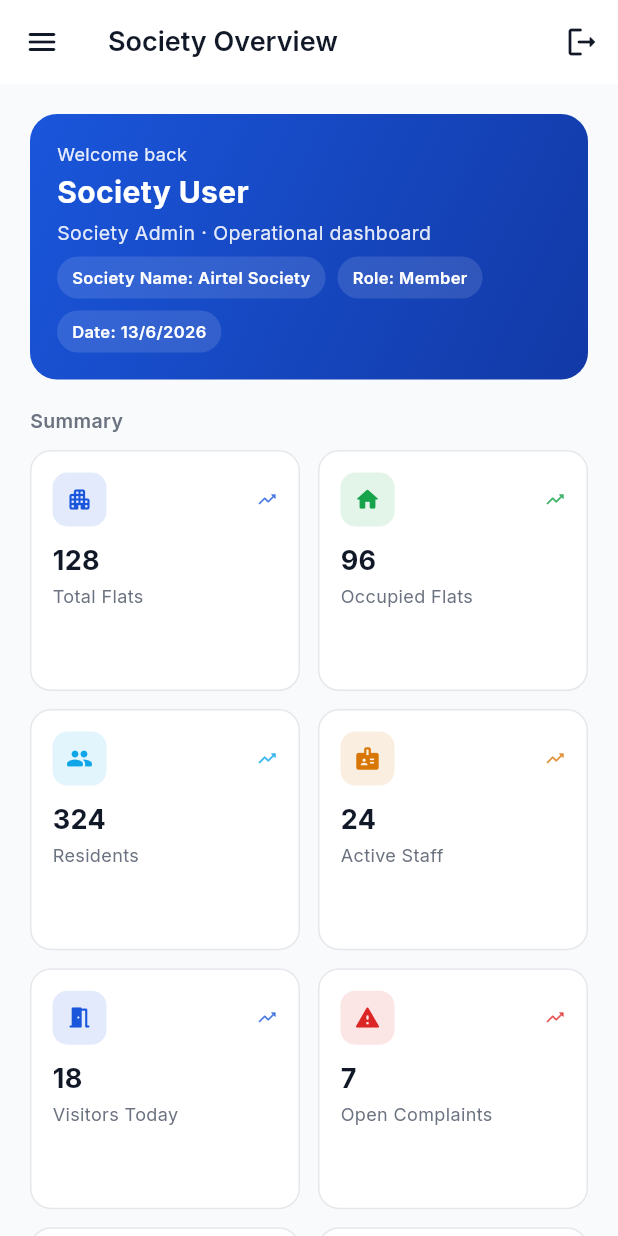
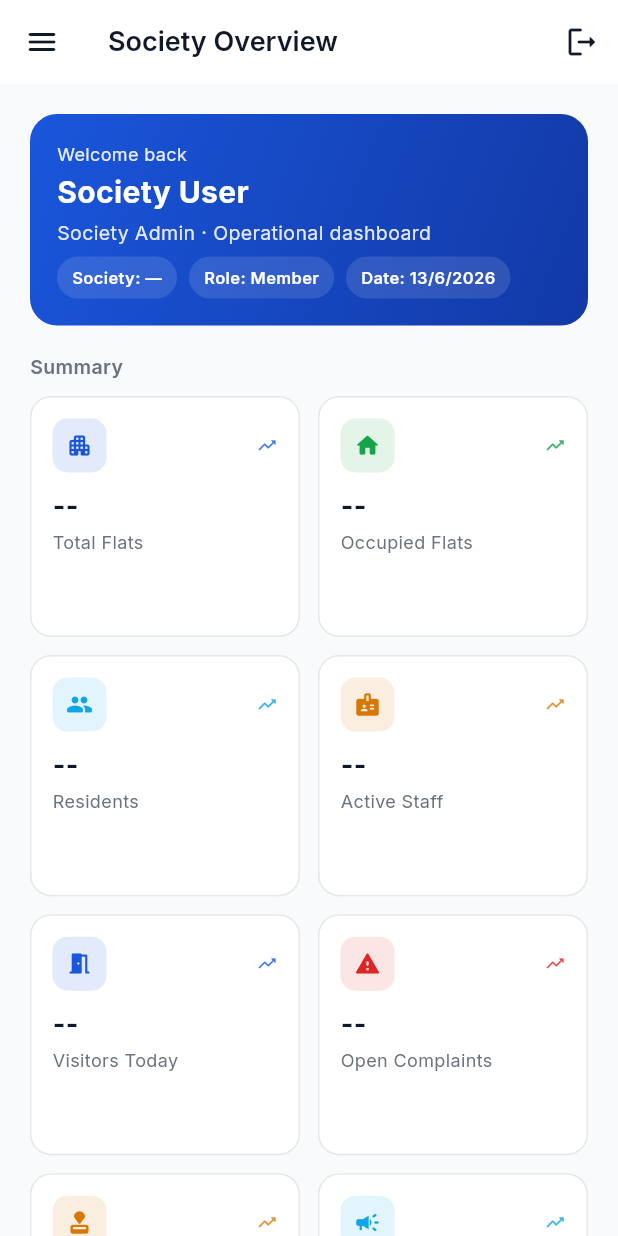
Before and after one commit to nitinshendgeai/AR_SOCIETY_APP, a Flutter app: the AdminDashboardScreen screen opened by its route, on a phone screen of 412 x 824 dp. Run offline on Flutter 3.47's test engine with Material 3 defaults, Android fonts, the phone set to English and light mode, and no system bars; our stand-ins replace dio, flutter_dotenv, flutter_riverpod, flutter_secure_storage, go_router, google_fonts and 2 more; accounts and stored records are empty; network calls fail.

Commit message:
fix: replace hardcoded dashboard values with society-scoped live data
Problem: every dashboard was showing fake static numbers (e.g. '128 flats',
'24 staff', 'Airtel Society') regardless of which society was logged in.
All real API calls were already correctly filtered by society_id — the issue
was only in the presentation layer.

Changes:
- _GreetingCard: now ConsumerWidget; society name fetched from
  societyInfoProvider (GET /societies/) instead of hardcoded 'Airtel Society'
- societyInfoProvider added (trial_status_provider.dart) — fetches the
  authenticated user's society and exposes name + totalFlats
- Admin Dashboard: Total Flats from societyInfoProvider.totalFlats,
  Active Staff count from staffListProvider; remaining cards show '--'
- Committee Dashboard: Staff count live from staffListProvider; rest '--'
- Security Dashboard: visitor/parking counts corrected to '--' (not live yet)
- Resident Dashboard: all summary values corrected to '--' (not live yet)
- Removed fake operational panels with hardcoded person names
  (A. Khan, Neha Verma, etc.) from Admin Dashboard
- backend/app/schemas/user.py: removed duplicate Optional[object] society_id
  field declaration (Pydantic v2 was using the second UUID one anyway)

https://claude.ai/code/session_012DsKm4gwr1hqHyxDYckb4N

```diff
--- a/mobile/lib/features/dashboard/role_dashboards.dart
+++ b/mobile/lib/features/dashboard/role_dashboards.dart
@@ -110,15 +110,18 @@ class _MenuItem {
   const _MenuItem(this.label, this.icon, this.route);
 }
 
-class _GreetingCard extends StatelessWidget {
+class _GreetingCard extends ConsumerWidget {
   final UserEntity? user;
   final String subtitle;
 
   const _GreetingCard({required this.user, required this.subtitle});
 
   @override
-  Widget build(BuildContext context) {
+  Widget build(BuildContext context, WidgetRef ref) {
     final today = DateTime.now();
+    final societyAsync = ref.watch(societyInfoProvider);
+    final societyName = societyAsync.valueOrNull?.name ?? '—';
+
     return Container(
       width: double.infinity,
       padding: const EdgeInsets.all(18),
@@ -143,7 +146,7 @@ class _GreetingCard extends StatelessWidget {
             spacing: 8,
             runSpacing: 8,
             children: [
-              _chip('Society Name', 'Airtel Society'),
+              _chip('Society', societyName),
               _chip('Role', user?.roles.firstOrNull ?? 'Member'),
               _chip('Date', '${today.day}/${today.month}/${today.year}'),
             ],
@@ -462,6 +465,18 @@ class AdminDashboardScreen extends ConsumerWidget {
       );
     }
 
+    // Live data
+    final societyAsync   = ref.watch(societyInfoProvider);
+    final societyInfo    = societyAsync.valueOrNull;
+    final staffListState = ref.watch(staffListProvider);
+    if (societyId != null && staffListState is StaffListInitial) {
+      WidgetsBinding.instance.addPostFrameCallback((_) {
+        ref.read(staffListProvider.notifier).load(societyId);
+      });
+    }
+    final totalFlats  = societyInfo?.totalFlats != null ? '${societyInfo!.totalFlats}' : '--';
+    final activeStaff = staffListState is StaffListLoaded ? '${staffListState.staff.length}' : '--';
+
     return _DashboardShell(
       title: 'Society Overview',
       children: [
@@ -477,15 +492,15 @@ class AdminDashboardScreen extends ConsumerWidget {
           crossAxisSpacing: 12,
           mainAxisSpacing: 12,
           childAspectRatio: 1.12,
-          children: const [
-            _SummaryCard(icon: Icons.apartment_rounded, label: 'Total Flats', value: '128', color: AppTheme.primary),
-            _SummaryCard(icon: Icons.home_rounded, label: 'Occupied Flats', value: '96', color: AppTheme.success),
-            _SummaryCard(icon: Icons.people_rounded, label: 'Residents', value: '324', color: AppTheme.secondary),
-            _SummaryCard(icon: Icons.badge_rounded, label: 'Active Staff', value: '24', color: AppTheme.warning),
-            _SummaryCard(icon: Icons.meeting_room_rounded, label: 'Visitors Today', value: '18', color: AppTheme.primary),
-            _SummaryCard(icon: Icons.report_problem_rounded, label: 'Open Complaints', value: '7', color: AppTheme.error),
-            _SummaryCard(icon: Icons.approval_rounded, label: 'Pending Approvals', value: '3', color: AppTheme.warning),
-            _SummaryCard(icon: Icons.campaign_rounded, label: 'Notice Count', value: '5', color: AppTheme.secondary),
+          children: [
+            _SummaryCard(icon: Icons.apartment_rounded, label: 'Total Flats', value: totalFlats, color: AppTheme.primary),
+            _SummaryCard(icon: Icons.home_rounded, label: 'Occupied Flats', value: '--', color: AppTheme.success),
+            _SummaryCard(icon: Icons.people_rounded, label: 'Residents', value: '--', color: AppTheme.secondary),
+            _SummaryCard(icon: Icons.badge_rounded, label: 'Active Staff', value: activeStaff, color: AppTheme.warning),
+            _SummaryCard(icon: Icons.meeting_room_rounded, label: 'Visitors Today', value: '--', color: AppTheme.primary),
+            _SummaryCard(icon: Icons.report_problem_rounded, label: 'Open Complaints', value: '--', color: AppTheme.error),
+            _SummaryCard(icon: Icons.approval_rounded, label: 'Pending Approvals', value: '--', color: AppTheme.warning),
+            _SummaryCard(icon: Icons.campaign_rounded, label: 'Notice Count', value: '--', color: AppTheme.secondary),
           ],
         ),
         const SizedBox(height: 18),
@@ -501,23 +516,6 @@ class AdminDashboardScreen extends ConsumerWidget {
           _QuickActionChip(icon: Icons.campaign_rounded, label: 'Add Notice', route: AppRoutes.complaintsCreate),
         ]),
         const SizedBox(height: 18),
-        _OperationalPanel(title: 'Recent Complaints', children: const [
-          _InfoTile(icon: Icons.receipt_long_rounded, title: 'CMP-1042', value: 'Water leakage · In progress', color: AppTheme.warning),
-          SizedBox(height: 8),
-          _InfoTile(icon: Icons.electric_bolt_rounded, title: 'CMP-1040', value: 'Power issue · Open', color: AppTheme.error),
-        ]),
-        const SizedBox(height: 12),
-        _OperationalPanel(title: 'Today\'s Visitors', children: const [
-          _InfoTile(icon: Icons.person_rounded, title: 'Ravi Sharma', value: 'Flat A-204 · Approved', color: AppTheme.primary),
-          SizedBox(height: 8),
-          _InfoTile(icon: Icons.person_outline_rounded, title: 'Neha Verma', value: 'Flat B-110 · Checked In', color: AppTheme.success),
-        ]),
-        const SizedBox(height: 12),
-        _OperationalPanel(title: 'Staff On Duty', children: const [
-          _InfoTile(icon: Icons.badge_rounded, title: 'A. Khan', value: 'Security · Night Shift', color: AppTheme.secondary),
-          SizedBox(height: 8),
-          _InfoTile(icon: Icons.cleaning_services_rounded, title: 'M. Rao', value: 'Housekeeping · Morning Shift', color: AppTheme.warning),
-        ]),
         const SizedBox(height: 18),
         _StatusBar(user: user),
       ],
@@ -533,6 +531,16 @@ class CommitteeDashboardScreen extends ConsumerWidget {
   @override
   Widget build(BuildContext context, WidgetRef ref) {
     final user = ref.watch(currentUserProvider);
+    final societyId = user?.societyId;
+
+    final staffListState = ref.watch(staffListProvider);
+    if (societyId != null && staffListState is StaffListInitial) {
+      WidgetsBinding.instance.addPostFrameCallback((_) {
+        ref.read(staffListProvider.notifier).load(societyId);
+      });
+    }
+    final staffCount = staffListState is StaffListLoaded ? '${staffListState.staff.length}' : '--';
+
     return _DashboardShell(
       title: 'Chairman Dashboard',
       children: [
@@ -547,11 +555,11 @@ class CommitteeDashboardScreen extends ConsumerWidget {
           crossAxisSpacing: 12,
           mainAxisSpacing: 12,
           childAspectRatio: 1.12,
-          children: const [
-            _SummaryCard(icon: Icons.report_problem_rounded, label: 'Complaints', value: '7', color: AppTheme.error),
-            _SummaryCard(icon: Icons.campaign_rounded, label: 'Notices', value: '5', color: AppTheme.primary),
-            _SummaryCard(icon: Icons.approval_rounded, label: 'Approvals', value: '3', color: AppTheme.warning),
-            _SummaryCard(icon: Icons.people_rounded, label: 'Staff', value: '24', color: AppTheme.secondary),
+          children: [
+            _SummaryCard(icon: Icons.report_problem_rounded, label: 'Complaints', value: '--', color: AppTheme.error),
+            _SummaryCard(icon: Icons.campaign_rounded, label: 'Notices', value: '--', color: AppTheme.primary),
+            _SummaryCard(icon: Icons.approval_rounded, label: 'Approvals', value: '--', color: AppTheme.warning),
+            _SummaryCard(icon: Icons.people_rounded, label: 'Staff', value: staffCount, color: AppTheme.secondary),
           ],
         ),
         const SizedBox(height: 18),
@@ -602,10 +610,10 @@ class SecurityDashboardScreen extends ConsumerWidget {
           mainAxisSpacing: 12,
           childAspectRatio: 1.12,
           children: const [
-            _SummaryCard(icon: Icons.people_rounded, label: 'Visitors Today', value: '18', color: AppTheme.primary),
-            _SummaryCard(icon: Icons.login_rounded, label: 'Check-ins', value: '12', color: AppTheme.success),
-            _SummaryCard(icon: Icons.local_parking_rounded, label: 'Parking Entries', value: '9', color: AppTheme.secondary),
-            _SummaryCard(icon: Icons.shield_rounded, label: 'Duty Status', value: 'On Duty', color: AppTheme.warning),
+            _SummaryCard(icon: Icons.people_rounded, label: 'Visitors Today', value: '--', color: AppTheme.primary),
+            _SummaryCard(icon: Icons.login_rounded, label: 'Check-ins', value: '--', color: AppTheme.success),
+            _SummaryCard(icon: Icons.local_parking_rounded, label: 'Parking Entries', value: '--', color: AppTheme.secondary),
+            _SummaryCard(icon: Icons.shield_rounded, label: 'Duty Status', value: 'Active', color: AppTheme.warning),
           ],
         ),
         const SizedBox(height: 18),
@@ -656,10 +664,10 @@ class ResidentDashboardScreen extends ConsumerWidget {
           mainAxisSpacing: 12,
           childAspectRatio: 1.12,
           children: const [
-            _SummaryCard(icon: Icons.report_problem_rounded, label: 'Open Complaints', value: '2', color: AppTheme.error),
-            _SummaryCard(icon: Icons.campaign_rounded, label: 'Notices', value: '3', color: AppTheme.primary),
-            _SummaryCard(icon: Icons.receipt_long_rounded, label: 'Bills', value: '1 pending', color: AppTheme.warning),
-            _SummaryCard(icon: Icons.home_rounded, label: 'My Flat', value: 'A-204', color: AppTheme.success),
+            _SummaryCard(icon: Icons.report_problem_rounded, label: 'Open Complaints', value: '--', color: AppTheme.error),
+            _SummaryCard(icon: Icons.campaign_rounded, label: 'Notices', value: '--', color: AppTheme.primary),
+            _SummaryCard(icon: Icons.receipt_long_rounded, label: 'Bills', value: '--', color: AppTheme.warning),
+            _SummaryCard(icon: Icons.home_rounded, label: 'My Flat', value: '--', color: AppTheme.success),
           ],
         ),
         const SizedBox(height: 18),
--- a/mobile/lib/features/onboarding/presentation/providers/trial_status_provider.dart
+++ b/mobile/lib/features/onboarding/presentation/providers/trial_status_provider.dart
@@ -44,3 +44,42 @@ final trialStatusProvider =
   );
   return TrialStatus.fromJson(response.data as Map<String, dynamic>);
 });
+
+// ── Society info ───────────────────────────────────────────────────────────────
+
+class SocietyInfo {
+  final String id;
+  final String name;
+  final String? societyCode;
+  final int? totalFlats;
+  final int? totalWings;
+
+  const SocietyInfo({
+    required this.id,
+    required this.name,
+    this.societyCode,
+    this.totalFlats,
+    this.totalWings,
+  });
+
+  factory SocietyInfo.fromJson(Map<String, dynamic> json) => SocietyInfo(
+        id: json['id'] as String,
+        name: json['name'] as String,
+        societyCode: json['society_code'] as String?,
+        totalFlats: json['total_flats'] as int?,
+        totalWings: json['total_wings'] as int?,
+      );
+}
+
+/// Fetches the current user's society info from GET /societies/.
+/// Returns null if the request fails (graceful degradation).
+final societyInfoProvider = FutureProvider.autoDispose<SocietyInfo?>((ref) async {
+  try {
+    final response = await ApiClient.instance.get('/societies/');
+    final list = response.data as List<dynamic>? ?? [];
+    if (list.isEmpty) return null;
+    return SocietyInfo.fromJson(list.first as Map<String, dynamic>);
+  } catch (_) {
+    return null;
+  }
+});
```
Also changed, not shown: 1 other file.
